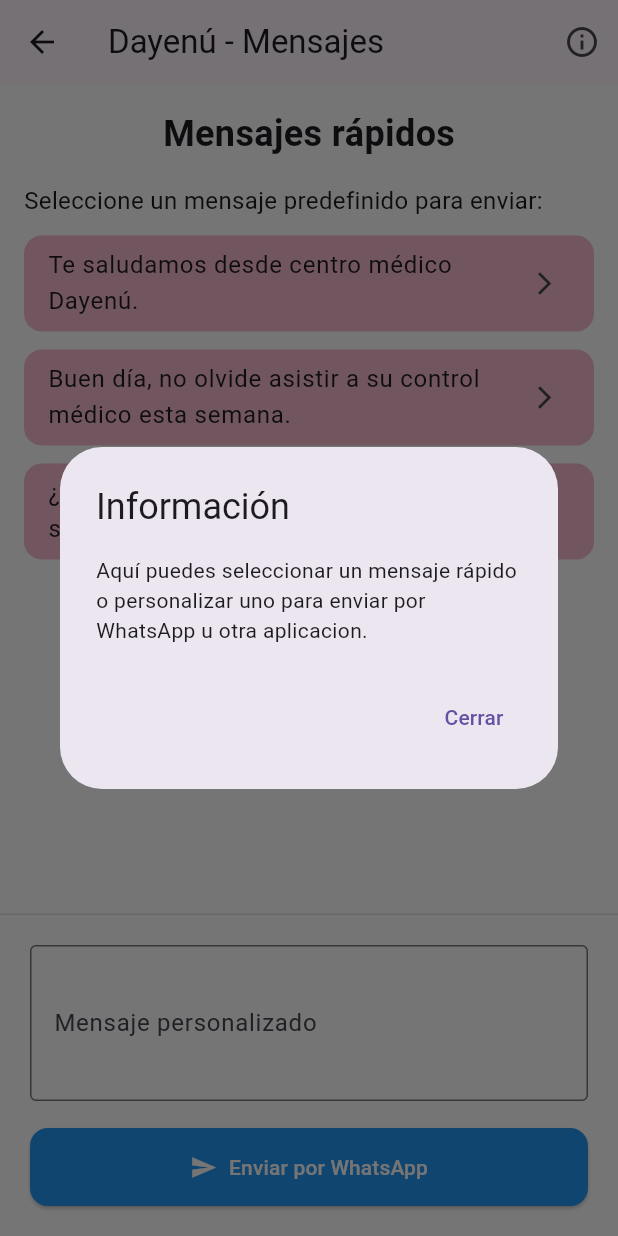
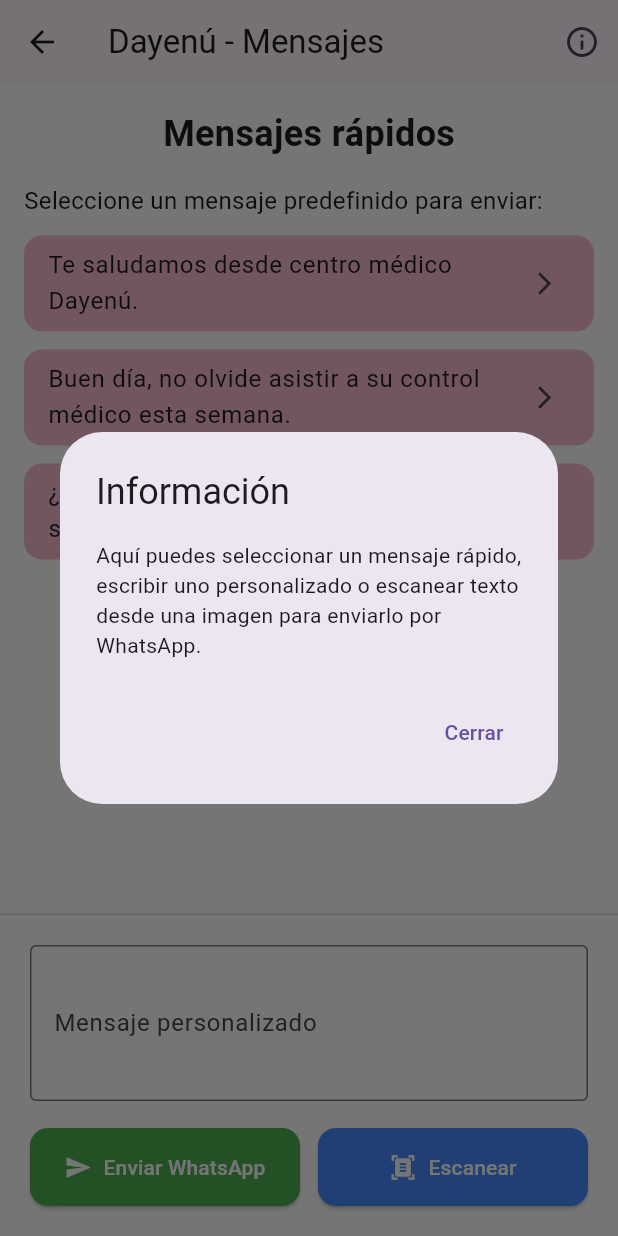
Before and after one commit to BernysCS/cm_dayenu, a Flutter app: the PantallaMensajes screen opened directly, after a tap on the "info outline" icon, on a phone screen of 412 x 824 dp. Run offline on Flutter 3.47's test engine with Material 3 defaults, Android fonts, the phone set to English and light mode, and no system bars; our stand-ins replace cloud_firestore, firebase_core, image_picker; missing offline and left inert: google_mlkit_text_recognition; accounts and stored records are empty.

Commit message:
agregar machine learning

```diff
--- a/lib/view/pantallas/mensajes.dart
+++ b/lib/view/pantallas/mensajes.dart
@@ -1,5 +1,7 @@
 import 'package:flutter/material.dart';
 import 'package:url_launcher/url_launcher.dart';
+import 'package:image_picker/image_picker.dart';
+import 'package:google_mlkit_text_recognition/google_mlkit_text_recognition.dart';
 
 class PantallaMensajes extends StatefulWidget {
   const PantallaMensajes({super.key});
@@ -12,6 +14,7 @@ class _PantallaMensajesState extends State<PantallaMensajes> {
   final TextEditingController _mensajeController = TextEditingController();
   String? _mensajeSeleccionado;
   final GlobalKey<FormState> _formKey = GlobalKey<FormState>();
+  final picker = ImagePicker();
 
   final List<String> _mensajesPreestablecidos = [
     "Te saludamos desde centro médico Dayenú.",
@@ -32,6 +35,7 @@ class _PantallaMensajesState extends State<PantallaMensajes> {
     }
   }
 
+  // ✅ Diálogo de información
   void _mostrarInfoDialog() {
     showDialog(
       context: context,
@@ -39,7 +43,7 @@ class _PantallaMensajesState extends State<PantallaMensajes> {
           (_) => AlertDialog(
             title: const Text("Información"),
             content: const Text(
-              "Aquí puedes seleccionar un mensaje rápido o personalizar uno para enviar por WhatsApp u otra aplicacion.",
+              "Aquí puedes seleccionar un mensaje rápido, escribir uno personalizado o escanear texto desde una imagen para enviarlo por WhatsApp.",
             ),
             actions: [
               TextButton(
@@ -51,6 +55,73 @@ class _PantallaMensajesState extends State<PantallaMensajes> {
     );
   }
 
+  Future<void> _escanearTexto({required ImageSource source}) async {
+    final XFile? imagen = await picker.pickImage(source: source);
+    if (imagen == null) return;
+
+    final inputImage = InputImage.fromFilePath(imagen.path);
+    final textRecognizer = TextRecognizer(script: TextRecognitionScript.latin);
+    final recognizedText = await textRecognizer.processImage(inputImage);
+
+    final buffer = StringBuffer();
+    for (final block in recognizedText.blocks) {
+      buffer.writeln(block.text);
+    }
+
+    await textRecognizer.close();
+
+    setState(() {
+      _mensajeController.text = buffer.toString();
+    });
+
+    ScaffoldMessenger.of(
+      context,
+    ).showSnackBar(const SnackBar(content: Text("Texto escaneado insertado.")));
+  }
+
+  void _mostrarOpcionesEscaneo() {
+    showModalBottomSheet(
+      context: context,
+      shape: const RoundedRectangleBorder(
+        borderRadius: BorderRadius.vertical(top: Radius.circular(16)),
+      ),
+      builder:
+          (_) => Padding(
+            padding: const EdgeInsets.all(20),
+            child: Wrap(
+              runSpacing: 12,
+              children: [
+                const Center(
+                  child: Text(
+                    "Selecciona la fuente del documento",
+                    style: TextStyle(fontWeight: FontWeight.bold, fontSize: 16),
+                  ),
+                ),
+                ListTile(
+                  leading: const Icon(Icons.camera_alt),
+                  title: const Text("Escanear con cámara"),
+                  onTap: () {
+                    Navigator.pop(context);
+                    _escanearTexto(source: ImageSource.camera);
+                  },
+                ),
+                ListTile(
+                  leading: const Icon(Icons.photo_library),
+                  title: const Text("Seleccionar desde galería"),
+                  onTap: () {
+                    Navigator.pop(context);
+                    _escanearTexto(source: ImageSource.gallery);
+                  },
+                ),
+              ],
+            ),
+          ),
+    );
+  }
+
+  // ============================
+  // UI PRINCIPAL
+  // ============================
   @override
   Widget build(BuildContext context) {
     return Scaffold(
@@ -67,14 +138,11 @@ class _PantallaMensajesState extends State<PantallaMensajes> {
       body: SafeArea(
         child: Column(
           children: [
-            Padding(
-              padding: const EdgeInsets.all(16),
+            const Padding(
+              padding: EdgeInsets.all(16),
               child: Text(
                 "Mensajes rápidos",
-                style: const TextStyle(
-                  fontSize: 24,
-                  fontWeight: FontWeight.bold,
-                ),
+                style: TextStyle(fontSize: 24, fontWeight: FontWeight.bold),
               ),
             ),
             Expanded(
@@ -83,9 +151,9 @@ class _PantallaMensajesState extends State<PantallaMensajes> {
                 child: Column(
                   crossAxisAlignment: CrossAxisAlignment.start,
                   children: [
-                    Text(
+                    const Text(
                       "Seleccione un mensaje predefinido para enviar:",
-                      style: const TextStyle(fontSize: 16),
+                      style: TextStyle(fontSize: 16),
                     ),
                     const SizedBox(height: 12),
                     ListView.separated(
@@ -101,10 +169,7 @@ class _PantallaMensajesState extends State<PantallaMensajes> {
                             borderRadius: BorderRadius.circular(12),
                           ),
                           child: ListTile(
-                            title: Text(
-                              mensaje,
-                              style: const TextStyle(fontSize: 16),
-                            ),
+                            title: Text(mensaje),
                             trailing: const Icon(
                               Icons.arrow_forward_ios,
                               size: 18,
@@ -130,9 +195,7 @@ class _PantallaMensajesState extends State<PantallaMensajes> {
                 color: Colors.white,
                 border: Border(top: BorderSide(color: Colors.grey[300]!)),
               ),
-              child: Column(
-                children: [
-                  Form(
+              child: Form(
                 key: _formKey,
                 child: Column(
                   children: [
@@ -141,22 +204,22 @@ class _PantallaMensajesState extends State<PantallaMensajes> {
                       maxLines: 3,
                       decoration: const InputDecoration(
                         labelText: "Mensaje personalizado",
-                            //escribe en la parte superior del formulario similar al label de html
                         border: OutlineInputBorder(),
                       ),
                       validator: (value) {
                         if (value == null || value.trim().isEmpty) {
-                              return 'Escribe un mensaje para enviarlo';
+                          return 'Escribe o escanea un mensaje para enviarlo';
                         }
                         return null;
                       },
                     ),
                     const SizedBox(height: 18),
-                        SizedBox(
-                          width: double.infinity,
+                    Row(
+                      children: [
+                        Expanded(
                           child: ElevatedButton.icon(
                             style: ElevatedButton.styleFrom(
-                              backgroundColor: Colors.blue,
+                              backgroundColor: Colors.green,
                               padding: const EdgeInsets.symmetric(vertical: 16),
                               shape: RoundedRectangleBorder(
                                 borderRadius: BorderRadius.circular(12),
@@ -170,15 +233,36 @@ class _PantallaMensajesState extends State<PantallaMensajes> {
                             },
                             icon: const Icon(Icons.send, color: Colors.white),
                             label: const Text(
-                              "Enviar por WhatsApp",
+                              "Enviar WhatsApp",
+                              style: TextStyle(color: Colors.white),
+                            ),
+                          ),
+                        ),
+                        const SizedBox(width: 12),
+                        Expanded(
+                          child: ElevatedButton.icon(
+                            style: ElevatedButton.styleFrom(
+                              backgroundColor: Colors.blueAccent,
+                              padding: const EdgeInsets.symmetric(vertical: 16),
+                              shape: RoundedRectangleBorder(
+                                borderRadius: BorderRadius.circular(12),
+                              ),
+                            ),
+                            onPressed: _mostrarOpcionesEscaneo,
+                            icon: const Icon(
+                              Icons.document_scanner,
+                              color: Colors.white,
+                            ),
+                            label: const Text(
+                              "Escanear",
                               style: TextStyle(color: Colors.white),
                             ),
                           ),
                         ),
                       ],
                     ),
+                  ],
                 ),
-                ],
               ),
             ),
           ],
--- a/pubspec.yaml
+++ b/pubspec.yaml
@@ -13,6 +13,8 @@ dependencies:
   cloud_firestore: ^5.6.8
   url_launcher: ^6.3.1
   firebase_auth: ^5.5.4
+  google_mlkit_text_recognition: ^0.15.0
+  image_picker: ^0.8.7
 
 dev_dependencies:
   flutter_test:
```
Also changed, not shown: pubspec.lock, 7 other files. Lines whose indentation alone changed are shown as unchanged.
